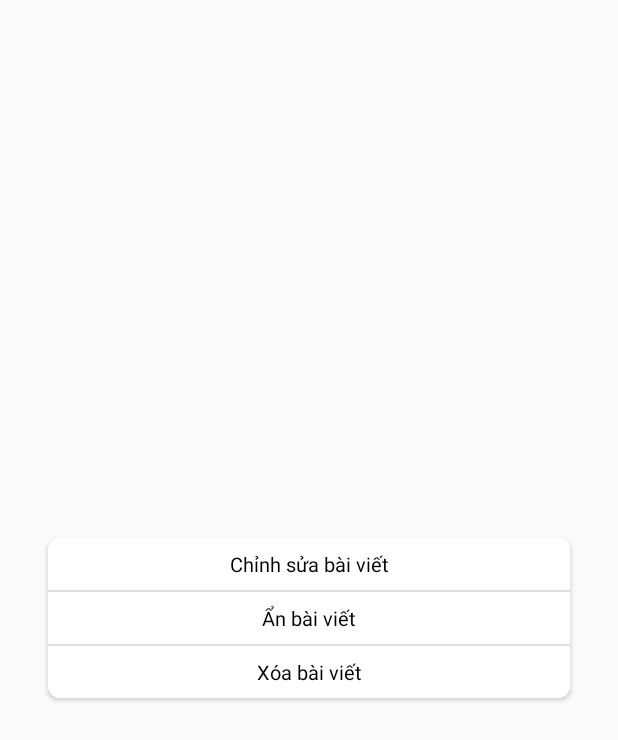
After one commit to vthhanh96/MXH_GiaoThong, an Android app: the layout dialog_post_action.xml on its own in the app's theme, with its tools: preview values and no code run, on a phone screen of 412 x 824 dp. The commit adds this screen. Shown: the top 740 px of the screen. Run offline under Robolectric (Android 15) with nearby library versions, the phone set to English and light mode, and no system bars.

Commit message:
add function edit post

```diff
--- a/source/MXHGiaoThong/app/src/main/java/com/khoaluan/mxhgiaothong/activities/post/ListPostActivity.java
+++ b/source/MXHGiaoThong/app/src/main/java/com/khoaluan/mxhgiaothong/activities/post/ListPostActivity.java
@@ -140,7 +140,7 @@ public class ListPostActivity extends DrawerActivity {
             Intent intent = new Intent(ListPostActivity.this, LoginActivity.class);
             startActivity(intent);
         } else {
-            CreatePostActivity.start(ListPostActivity.this);
+            CreatePostActivity.start(ListPostActivity.this, null);
         }
     }
 
--- a/source/MXHGiaoThong/app/src/main/java/com/khoaluan/mxhgiaothong/activities/profile/ProfileDetailActivity.java
+++ b/source/MXHGiaoThong/app/src/main/java/com/khoaluan/mxhgiaothong/activities/profile/ProfileDetailActivity.java
@@ -64,7 +64,7 @@ public class ProfileDetailActivity   extends DrawerActivity {
     }
 
     private void initTopbar() {
-        topBar.setTextTitle("Nguyễn Minh Hiếu");
+        topBar.setTextTitle("Hạnh Văn");
         topBar.setImageViewLeft(LEFT_MENU);
         topBar.setImageViewRight(RIGHT_SETTING);
         topBar.setOnClickListener(new TopBarView.OnItemClickListener() {
@@ -95,7 +95,7 @@ public class ProfileDetailActivity   extends DrawerActivity {
     }
 
     private void getInforUser() {
-        ApiManager.getInstance().getUserService().getUserById(token, 2).enqueue(new RestCallback<UserResponse>() {
+        ApiManager.getInstance().getUserService().getUserById(token, 0).enqueue(new RestCallback<UserResponse>() {
 
             @Override
             public void success(UserResponse res) {
--- a/source/MXHGiaoThong/app/src/main/java/com/khoaluan/mxhgiaothong/restful/request/ListPostByUserIdResquest.java
+++ b/source/MXHGiaoThong/app/src/main/java/com/khoaluan/mxhgiaothong/restful/request/ListPostByUserIdResquest.java
@@ -11,7 +11,7 @@ import java.io.Serializable;
 
 public class ListPostByUserIdResquest implements Serializable {
 
-    @SerializedName("post_user_id")
+    @SerializedName("creator")
     @Expose
     private int postUserId;
 
--- /dev/null
+++ b/source/MXHGiaoThong/app/src/main/res/layout/dialog_post_action.xml
@@ -0,0 +1,61 @@
+<?xml version="1.0" encoding="utf-8"?>
+<LinearLayout xmlns:android="http://schemas.android.com/apk/res/android"
+    android:layout_width="match_parent"
+    android:layout_height="match_parent"
+    xmlns:app="http://schemas.android.com/apk/res-auto">
+
+    <android.support.v7.widget.CardView
+        android:layout_width="match_parent"
+        android:layout_height="wrap_content"
+        android:layout_gravity="center_vertical"
+        android:layout_margin="32dp"
+        app:cardCornerRadius="8dp">
+
+        <LinearLayout
+            android:layout_width="match_parent"
+            android:layout_height="wrap_content"
+            android:orientation="vertical"
+            android:background="@color/white">
+
+            <TextView
+                android:id="@+id/tvEditPost"
+                android:layout_width="match_parent"
+                android:layout_height="wrap_content"
+                android:text="Chỉnh sửa bài viết"
+                android:padding="8dp"
+                android:gravity="center"
+                android:textSize="13sp"
+                android:textColor="@color/black" />
+
+            <View
+                android:layout_width="match_parent"
+                android:layout_height="1dp"
+                android:background="@color/gray"/>
+
+            <TextView
+                android:id="@+id/tvHidePost"
+                android:layout_width="match_parent"
+                android:layout_height="wrap_content"
+                android:text="Ẩn bài viết"
+                android:padding="8dp"
+                android:gravity="center"
+                android:textSize="13sp"
+                android:textColor="@color/black"/>
+
+            <View
+                android:layout_width="match_parent"
+                android:layout_height="1dp"
+                android:background="@color/gray"/>
+
+            <TextView
+                android:id="@+id/tvDeletePost"
+                android:layout_width="match_parent"
+                android:layout_height="wrap_content"
+                android:text="Xóa bài viết"
+                android:padding="8dp"
+                android:gravity="center"
+                android:textSize="13sp"
+                android:textColor="@color/black"/>
+        </LinearLayout>
+    </android.support.v7.widget.CardView>
+</LinearLayout>
--- a/source/MXHGiaoThong/app/src/main/res/layout/item_post.xml
+++ b/source/MXHGiaoThong/app/src/main/res/layout/item_post.xml
@@ -92,6 +92,7 @@
                     android:layout_marginStart="@dimen/margin_16dp">
 
                     <ImageView
+                        android:id="@+id/imgPostOptions"
                         android:layout_width="30dp"
                         android:layout_height="wrap_content"
                         android:src="@drawable/ic_menu_post"
--- a/source/MXHGiaoThong/app/src/main/res/values/colors.xml
+++ b/source/MXHGiaoThong/app/src/main/res/values/colors.xml
@@ -8,7 +8,7 @@
     <color name="white">#FFFFFF</color>
     <color name="gray">#dddddd</color>
     <color name="red">#ff0000</color>
-    <color name="yellow">#ffff00</color>
+    <color name="yellow">#ffd700</color>
     <color name="orange">#ffa500</color>
     <color name="green">#02ce84</color>
     <color name="transparent">#00000000</color>
```
Also changed, not shown: source/MXHGiaoThong/app/src/main/java/com/khoaluan/mxhgiaothong/activities/post/ChooseCategoryActivity.java (+9 -0 lines), source/MXHGiaoThong/app/src/main/java/com/khoaluan/mxhgiaothong/activities/post/CreatePostActivity.java (+61 -4 lines), source/MXHGiaoThong/app/src/main/java/com/khoaluan/mxhgiaothong/activities/post/dialog/PostActionDialog.java (added, +72 -0 lines), source/MXHGiaoThong/app/src/main/java/com/khoaluan/mxhgiaothong/activities/post/fragments/ListSelectionPostFragment.java (+26 -0 lines), source/MXHGiaoThong/app/src/main/java/com/khoaluan/mxhgiaothong/restful/request/UpdatePostRequest.java (added, +52 -0 lines), source/MXHGiaoThong/app/src/main/java/com/khoaluan/mxhgiaothong/restful/service/PostService.java (+11 -0 lines), source/MXHGiaoThong/app/src/main/res/layout/activity_create_post.xml (+9 -0 lines), 1 other file.
